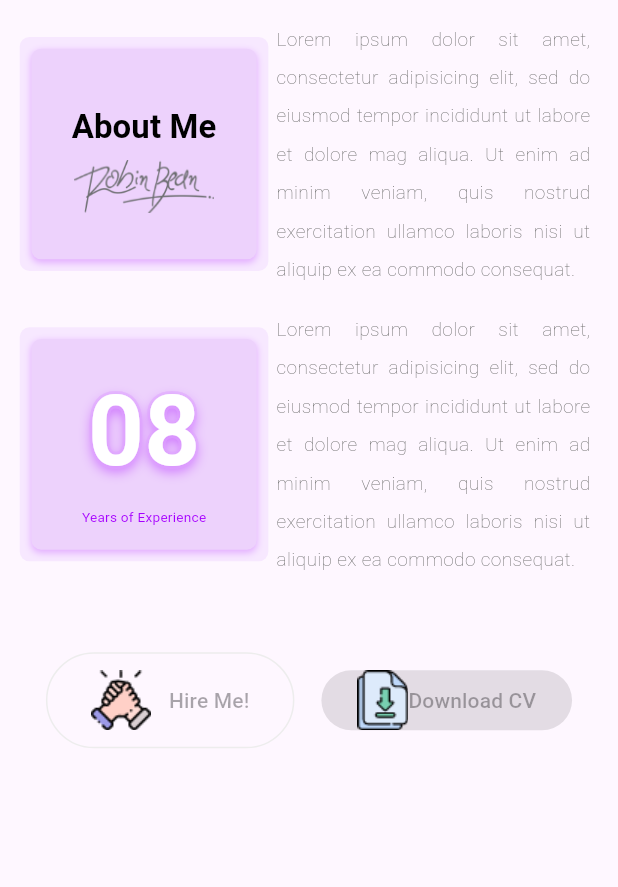
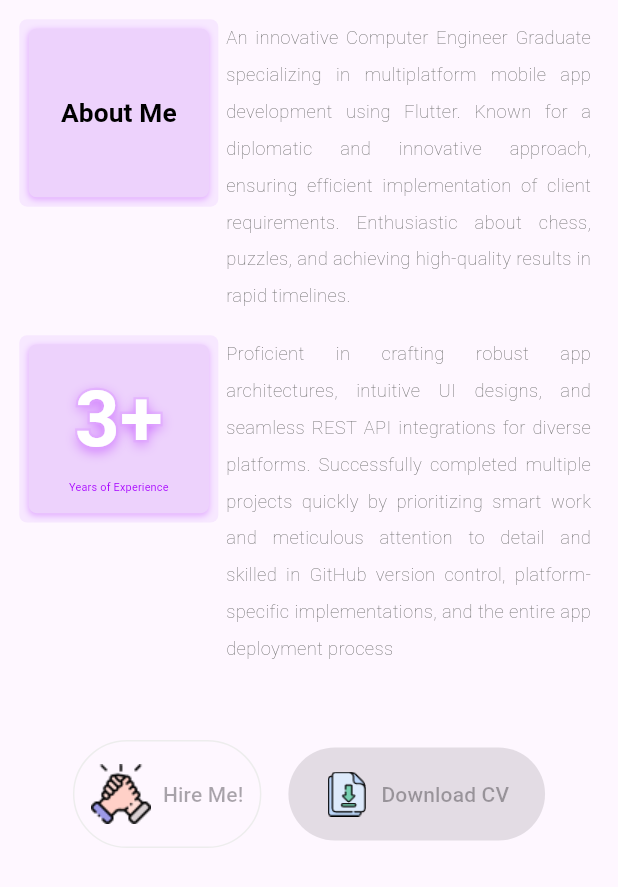
Before and after one commit to innovatoraakash/aakashportfolio, a Flutter app: the AboutSection widget shown alone on an empty page, opened directly, on a phone screen of 412 x 824 dp. Shown: the top 887 px of the screen. Run offline on Flutter 3.47's test engine with Material 3 defaults, Android fonts, the phone set to English and light mode, and no system bars; our stand-ins replace flutter_riverpod, sizer.

Commit message:
about me section

```diff
--- a/lib/components/default_button.dart
+++ b/lib/components/default_button.dart
@@ -2,11 +2,11 @@ import 'package:flutter/material.dart';
 
 class DefaultButton extends StatelessWidget {
   const DefaultButton({
-    Key? key,
+    super.key,
     required this.imageSrc,
     required this.text,
     required this.press,
-  }) : super(key: key);
+  });
 
   final String imageSrc, text;
   final Function press;
@@ -14,23 +14,25 @@ class DefaultButton extends StatelessWidget {
   @override
   Widget build(BuildContext context) {
     return ElevatedButton(
-      // style:ButtonStyle (
-      // padding: EdgeInsets.symmetric(
-      //   vertical: kDefaultPadding,
-      //   horizontal: kDefaultPadding * 2.5,
-      // ),
-      // shape: RoundedRectangleBorder(borderRadius: BorderRadius.circular(50)),
-      // backgroundColor: Color(0xFFE8F0F9),
-      // ) ,
       onPressed: press(),
+      child: Padding(
+        padding: EdgeInsets.symmetric(
+          vertical: 16,
+          // horizontal: 12,
+        ),
         child: Row(
+          mainAxisSize: MainAxisSize.min,
           children: [
             Image.asset(
+              height: 30,
+              width: 30,
               imageSrc,
               fit: BoxFit.scaleDown,
             ),
+            SizedBox(width: 8),
             Text(text),
           ],
+        ),
       ),
     );
   }
--- a/lib/components/my_outline_button.dart
+++ b/lib/components/my_outline_button.dart
@@ -1,14 +1,12 @@
 import 'package:flutter/material.dart';
-
-import '../constants.dart';
 
 class MyOutlineButton extends StatelessWidget {
   const MyOutlineButton({
-    Key? key,
+    super.key,
     required this.imageSrc,
     required this.text,
     required this.press,
-  }) : super(key: key);
+  });
 
   final String imageSrc, text;
   final Function press;
@@ -23,8 +21,8 @@ class MyOutlineButton extends StatelessWidget {
           ),
           side: const BorderSide(color: Color(0xFFEDEDED)),
           padding: EdgeInsets.symmetric(
-            vertical: kDefaultPadding,
-            horizontal: kDefaultPadding * 2.5,
+            vertical: 16,
+            horizontal: 12,
           ),
         ),
         onPressed: press(),
@@ -34,7 +32,7 @@ class MyOutlineButton extends StatelessWidget {
               imageSrc,
               height: 40,
             ),
-            SizedBox(width: kDefaultPadding),
+            SizedBox(width: 8),
             Text(text)
           ],
         ),
--- a/lib/sections/about/about_section.dart
+++ b/lib/sections/about/about_section.dart
@@ -2,10 +2,10 @@ import 'dart:math';
 
 import 'package:flutter/material.dart';
 import 'package:sizer/sizer.dart';
+
 import '/components/default_button.dart';
 import '/components/my_outline_button.dart';
 import '/constants.dart';
-
 import 'components/about_section_text.dart';
 import 'components/about_text_with_sign.dart';
 import 'components/experience_card.dart';
@@ -28,35 +28,46 @@ class AboutSection extends StatelessWidget {
                     padding: const EdgeInsets.all(8.0),
                     child: Row(
                       mainAxisSize: MainAxisSize.min,
+                      crossAxisAlignment: 100.w <= 600
+                          ? CrossAxisAlignment.start
+                          : CrossAxisAlignment.center,
                       children: [
-                        SizedBox(width: log(5.w) * 60, child: const FittedBox(fit: BoxFit.scaleDown, child: AboutTextWithSign())),
                         SizedBox(
-                          width: log(30.w) * 50,
+                            width: log(5.w) * 50,
+                            child: const FittedBox(
+                                fit: BoxFit.scaleDown,
+                                child: AboutTextWithSign())),
+                        SizedBox(
+                          width: log(30.w) * 60,
                           child: const AboutSectionText(
                             text:
-                                "Lorem ipsum dolor sit amet, consectetur adipisicing elit, sed do eiusmod tempor incididunt ut labore et dolore mag aliqua. Ut enim ad minim veniam, quis nostrud exercitation ullamco laboris nisi ut aliquip ex ea commodo consequat.",
+                                "An innovative Computer Engineer Graduate specializing in multiplatform mobile app development using Flutter. Known for a diplomatic and innovative approach, ensuring efficient implementation of client requirements.  Enthusiastic about chess, puzzles, and achieving high-quality results in rapid timelines.",
                           ),
                         ),
                       ],
                     ),
                   ),
                 ),
-                // SizedBox(
-                //   width: 20,
-                // ),
                 FittedBox(
                   fit: BoxFit.scaleDown,
                   child: Padding(
                     padding: const EdgeInsets.all(8.0),
                     child: Row(
+                      crossAxisAlignment: 100.w <= 600
+                          ? CrossAxisAlignment.start
+                          : CrossAxisAlignment.center,
                       mainAxisSize: MainAxisSize.min,
                       children: [
-                        SizedBox(width: log(5.w) * 60, child: const FittedBox(fit: BoxFit.scaleDown, child: ExperienceCard(numOfExp: "08"))),
                         SizedBox(
-                          width: log(30.w) * 50,
+                            width: log(5.w) * 50,
+                            child: const FittedBox(
+                                fit: BoxFit.scaleDown,
+                                child: ExperienceCard(numOfExp: "3+"))),
+                        SizedBox(
+                          width: log(30.w) * 60,
                           child: const AboutSectionText(
                             text:
-                                "Lorem ipsum dolor sit amet, consectetur adipisicing elit, sed do eiusmod tempor incididunt ut labore et dolore mag aliqua. Ut enim ad minim veniam, quis nostrud exercitation ullamco laboris nisi ut aliquip ex ea commodo consequat.",
+                                "Proficient in crafting robust app architectures, intuitive UI designs, and seamless REST API integrations for diverse platforms. Successfully completed multiple projects quickly by prioritizing smart work and meticulous attention to detail and skilled in GitHub version control, platform-specific implementations, and the entire app deployment process",
                           ),
                         ),
                       ],
--- a/lib/sections/about/components/about_text_with_sign.dart
+++ b/lib/sections/about/components/about_text_with_sign.dart
@@ -7,8 +7,8 @@ import '../../../constants.dart';
 
 class AboutTextWithSign extends StatelessWidget {
   const AboutTextWithSign({
-    Key? key,
-  }) : super(key: key);
+    super.key,
+  });
 
   @override
   Widget build(BuildContext context) {
@@ -35,11 +35,8 @@ class AboutTextWithSign extends StatelessWidget {
               ),
             ],
           ),
-          child: Column(
-            crossAxisAlignment: CrossAxisAlignment.center,
-            mainAxisAlignment: MainAxisAlignment.center,
-            children: [
-              Padding(
+          child: Center(
+            child: Padding(
               padding: const EdgeInsets.all(8.0),
               child: Text(
                 "About Me",
@@ -50,11 +47,6 @@ class AboutTextWithSign extends StatelessWidget {
                     fontSize: log(2.w) * 16),
               ),
             ),
-              Image.asset(
-                "assets/images/sign.png",
-                fit: BoxFit.scaleDown,
-              )
-            ],
           ),
         ),
       ),
```
Lines whose indentation alone changed are shown as unchanged.
